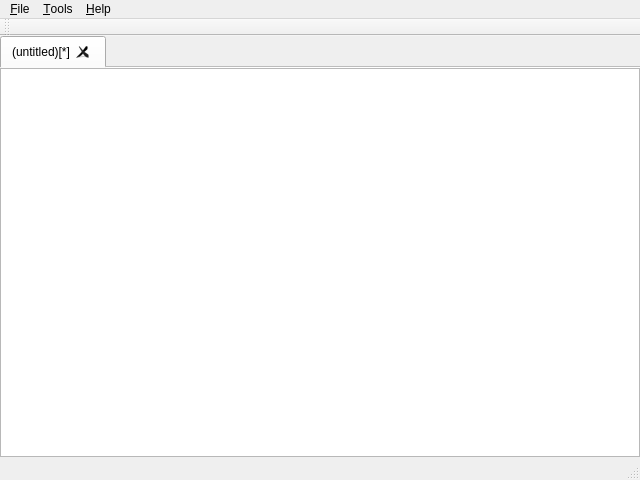
lefebvreariane/m2-2012-projet, file src/mainwindow.ui: the form before one commit.
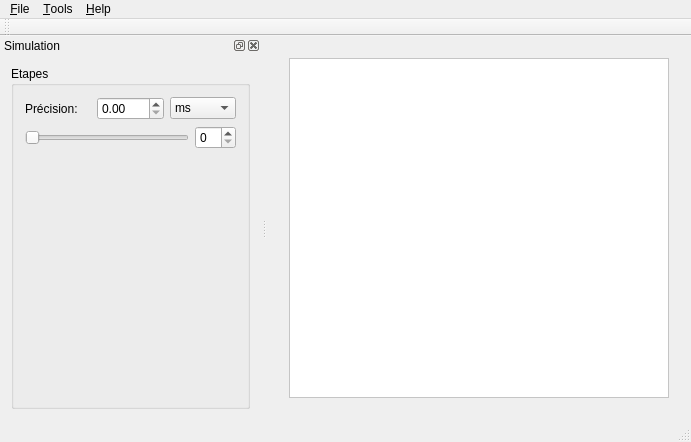
The form after the commit.

Commit message: code interface a jour

Patch:
```diff
--- a/src/mainwindow.ui
+++ b/src/mainwindow.ui
@@ -6,10 +6,16 @@
    <rect>
     <x>0</x>
     <y>0</y>
-    <width>640</width>
-    <height>480</height>
+    <width>691</width>
+    <height>442</height>
    </rect>
   </property>
+  <property name="minimumSize">
+   <size>
+    <width>500</width>
+    <height>350</height>
+   </size>
+  </property>
   <property name="windowTitle">
    <string>MainWindow</string>
   </property>
@@ -26,56 +32,94 @@
    <property name="autoFillBackground">
     <bool>false</bool>
    </property>
-   <widget class="QTabWidget" name="tabWidget">
-    <property name="enabled">
-     <bool>true</bool>
-    </property>
-    <property name="geometry">
-     <rect>
-      <x>0</x>
-      <y>0</y>
-      <width>640</width>
-      <height>422</height>
-     </rect>
-    </property>
-    <property name="currentIndex">
-     <number>0</number>
-    </property>
-    <property name="elideMode">
-     <enum>Qt::ElideNone</enum>
-    </property>
-    <property name="documentMode">
-     <bool>true</bool>
-    </property>
-    <property name="tabsClosable">
-     <bool>true</bool>
-    </property>
-    <property name="movable">
-     <bool>true</bool>
-    </property>
-    <widget class="QWidget" name="tab">
-     <attribute name="title">
-      <string>(untitled)[*]</string>
-     </attribute>
-     <widget class="QTextEdit" name="textEdit">
-      <property name="geometry">
-       <rect>
-        <x>0</x>
-        <y>0</y>
-        <width>640</width>
-        <height>389</height>
-       </rect>
+   <layout class="QVBoxLayout" name="verticalLayout">
+    <item>
+     <widget class="QFrame" name="frame">
+      <property name="minimumSize">
+       <size>
+        <width>50</width>
+        <height>50</height>
+       </size>
       </property>
+      <property name="palette">
+       <palette>
+        <active>
+         <colorrole role="Base">
+          <brush brushstyle="SolidPattern">
+           <color alpha="255">
+            <red>255</red>
+            <green>255</green>
+            <blue>255</blue>
+           </color>
+          </brush>
+         </colorrole>
+         <colorrole role="Window">
+          <brush brushstyle="SolidPattern">
+           <color alpha="255">
+            <red>255</red>
+            <green>255</green>
+            <blue>255</blue>
+           </color>
+          </brush>
+         </colorrole>
+        </active>
+        <inactive>
+         <colorrole role="Base">
+          <brush brushstyle="SolidPattern">
+           <color alpha="255">
+            <red>255</red>
+            <green>255</green>
+            <blue>255</blue>
+           </color>
+          </brush>
+         </colorrole>
+         <colorrole role="Window">
+          <brush brushstyle="SolidPattern">
+           <color alpha="255">
+            <red>255</red>
+            <green>255</green>
+            <blue>255</blue>
+           </color>
+          </brush>
+         </colorrole>
+        </inactive>
+        <disabled>
+         <colorrole role="Base">
+          <brush brushstyle="SolidPattern">
+           <color alpha="255">
+            <red>255</red>
+            <green>255</green>
+            <blue>255</blue>
+           </color>
+          </brush>
+         </colorrole>
+         <colorrole role="Window">
+          <brush brushstyle="SolidPattern">
+           <color alpha="255">
+            <red>255</red>
+            <green>255</green>
+            <blue>255</blue>
+           </color>
+          </brush>
+         </colorrole>
+        </disabled>
+       </palette>
+      </property>
+      <layout class="QHBoxLayout" name="horizontalLayout">
+       <item>
+        <widget class="QTextEdit" name="textEdit"/>
+       </item>
+      </layout>
      </widget>
-    </widget>
-   </widget>
+    </item>
+   </layout>
   </widget>
   <widget class="QMenuBar" name="menuBar">
    <property name="geometry">
     <rect>
      <x>0</x>
      <y>0</y>
-     <width>640</width>
+     <width>691</width>
      <height>23</height>
     </rect>
    </property>
@@ -121,6 +165,109 @@
    </attribute>
   </widget>
   <widget class="QStatusBar" name="statusBar"/>
+  <widget class="QDockWidget" name="dockWidgetSimulationOptions">
+   <property name="minimumSize">
+    <size>
+     <width>239</width>
+     <height>345</height>
+    </size>
+   </property>
+   <property name="acceptDrops">
+    <bool>false</bool>
+   </property>
+   <property name="autoFillBackground">
+    <bool>true</bool>
+   </property>
+   <property name="floating">
+    <bool>false</bool>
+   </property>
+   <property name="windowTitle">
+    <string>Simulation</string>
+   </property>
+   <attribute name="dockWidgetArea">
+    <number>1</number>
+   </attribute>
+   <widget class="QWidget" name="dockWidgetOptions">
+    <property name="minimumSize">
+     <size>
+      <width>239</width>
+      <height>0</height>
+     </size>
+    </property>
+    <layout class="QHBoxLayout" name="horizontalLayout_3">
+     <item>
+      <widget class="QGroupBox" name="groupBoxOptions">
+       <property name="minimumSize">
+        <size>
+         <width>239</width>
+         <height>200</height>
+        </size>
+       </property>
+       <property name="title">
+        <string>Etapes</string>
+       </property>
+       <layout class="QVBoxLayout" name="verticalLayout_3">
+        <item>
+         <layout class="QHBoxLayout" name="layoutPrecision">
+          <item>
+           <widget class="QLabel" name="labelPrecision">
+            <property name="text">
+             <string>Précision:</string>
+            </property>
+           </widget>
+          </item>
+          <item>
+           <widget class="QDoubleSpinBox" name="doubleSpinBoxPrecision"/>
+          </item>
+          <item>
+           <widget class="QComboBox" name="comboBoxUnites">
+            <item>
+             <property name="text">
+              <string>ms</string>
+             </property>
+            </item>
+            <item>
+             <property name="text">
+              <string>s</string>
+             </property>
+            </item>
+           </widget>
+          </item>
+         </layout>
+        </item>
+        <item>
+         <layout class="QHBoxLayout" name="layoutEtapes">
+          <item>
+           <widget class="QSlider" name="sliderEtapes">
+            <property name="orientation">
+             <enum>Qt::Horizontal</enum>
+            </property>
+           </widget>
+          </item>
+          <item>
+           <widget class="QSpinBox" name="spinBoxEtapes"/>
+          </item>
+         </layout>
+        </item>
+        <item>
+         <spacer name="verticalSpacer">
+          <property name="orientation">
+           <enum>Qt::Vertical</enum>
+          </property>
+          <property name="sizeHint" stdset="0">
+           <size>
+            <width>20</width>
+            <height>40</height>
+           </size>
+          </property>
+         </spacer>
+        </item>
+       </layout>
+      </widget>
+     </item>
+    </layout>
+   </widget>
+  </widget>
   <action name="actionExit">
    <property name="text">
     <string>E&amp;xit</string>
```
The commit also changes 4 other files.
